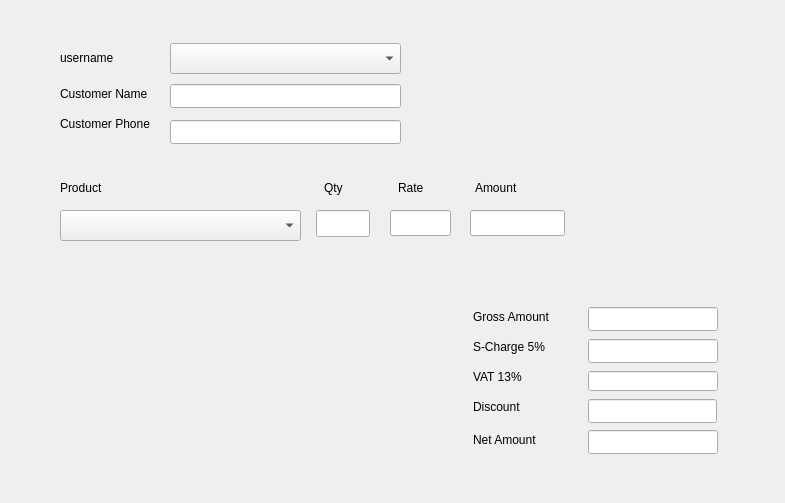
First picture: the form in order.ui, repository Aromakc/Retailhub, before the edit.
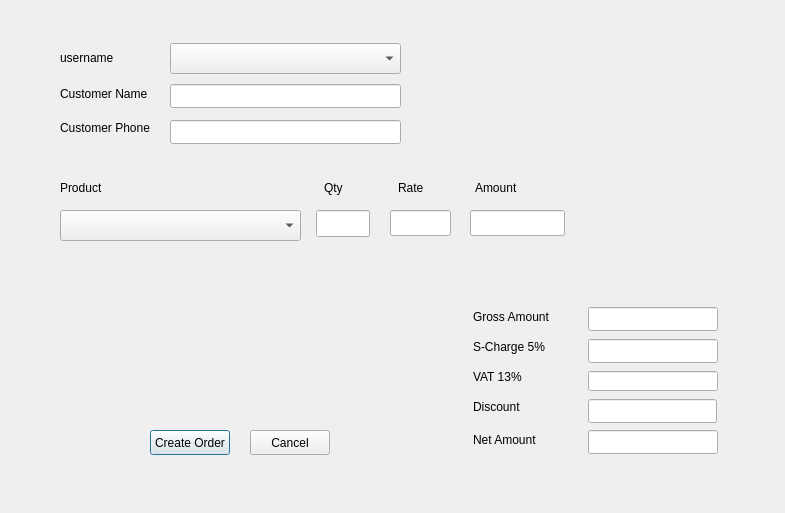
Second picture: the form after the edit.

Commit message: Combo Box added

```diff
--- a/order.ui
+++ b/order.ui
@@ -7,7 +7,7 @@
     <x>0</x>
     <y>0</y>
     <width>785</width>
-    <height>503</height>
+    <height>513</height>
    </rect>
   </property>
   <property name="windowTitle">
@@ -43,7 +43,7 @@
    <property name="geometry">
     <rect>
      <x>60</x>
-     <y>116</y>
+     <y>120</y>
      <width>101</width>
      <height>16</height>
     </rect>
@@ -289,6 +289,32 @@
     </rect>
    </property>
   </widget>
+  <widget class="QPushButton" name="create_order">
+   <property name="geometry">
+    <rect>
+     <x>150</x>
+     <y>430</y>
+     <width>80</width>
+     <height>25</height>
+    </rect>
+   </property>
+   <property name="text">
+    <string>Create Order</string>
+   </property>
+  </widget>
+  <widget class="QPushButton" name="cancel_order">
+   <property name="geometry">
+    <rect>
+     <x>250</x>
+     <y>430</y>
+     <width>80</width>
+     <height>25</height>
+    </rect>
+   </property>
+   <property name="text">
+    <string>Cancel</string>
+   </property>
+  </widget>
  </widget>
  <resources/>
  <connections/>
```
Left out of the diff: 46 changed lines with no effect on the pictures. The commit also changes 4 other files.
